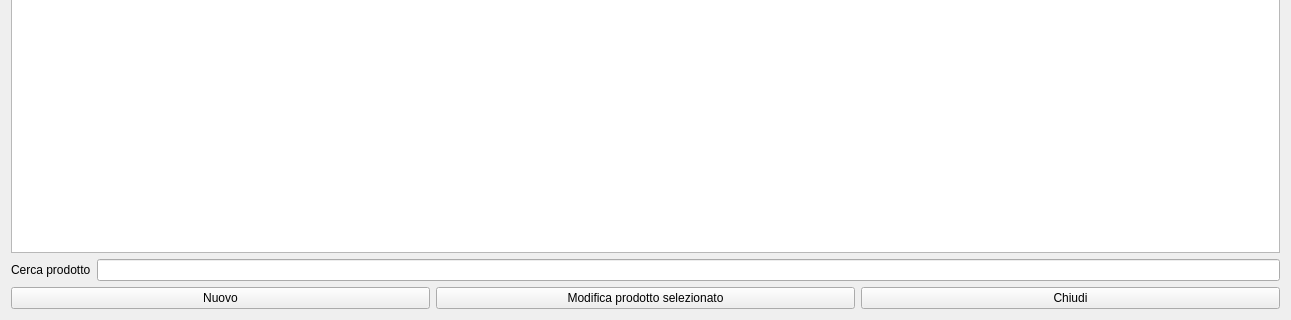
Before: the Qt Designer form hprodottinew.ui in fblabs/hamlet-mod-sancon, drawn with Qt 5; both pictures show x 0 to 1291 and y 233 to 553 of the 1291 by 553 pixel window.
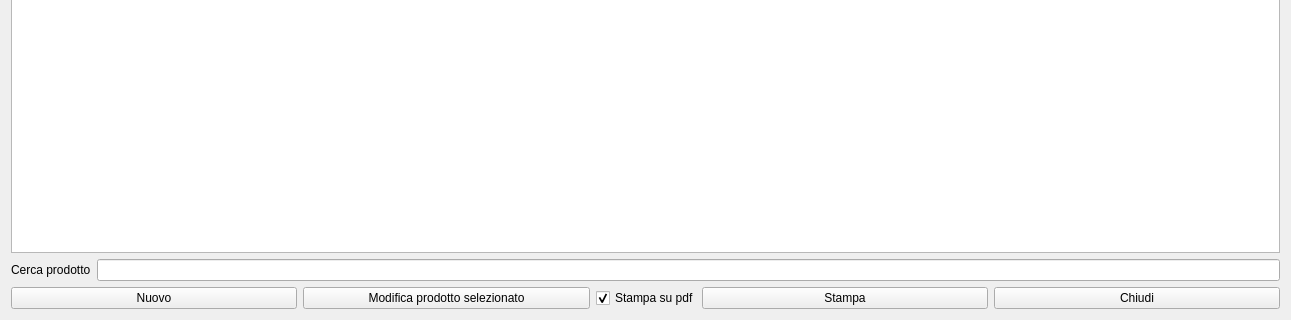
After: the same form once the commit is applied. Icons and pictures are not drawn.

```diff
--- a/hprodottinew.ui
+++ b/hprodottinew.ui
@@ -179,6 +179,39 @@
        </property>
       </widget>
      </item>
+     <item>
+      <widget class="QCheckBox" name="cbPdf">
+       <property name="maximumSize">
+        <size>
+         <width>100</width>
+         <height>16777215</height>
+        </size>
+       </property>
+       <property name="text">
+        <string>Stampa su pdf</string>
+       </property>
+       <property name="checked">
+        <bool>true</bool>
+       </property>
+      </widget>
+     </item>
+     <item>
+      <widget class="QPushButton" name="pbPrint">
+       <property name="text">
+        <string>Stampa</string>
+       </property>
+       <property name="icon">
+        <iconset resource="icons.qrc">
+         <normaloff>:/Resources/Printer-icon.png</normaloff>:/Resources/Printer-icon.png</iconset>
+       </property>
+       <property name="iconSize">
+        <size>
+         <width>32</width>
+         <height>32</height>
+        </size>
+       </property>
+      </widget>
+     </item>
      <item>
       <widget class="QPushButton" name="pushButton_2">
        <property name="text">
```
Left out of the diff: 12 changed lines with no effect on the pictures.
